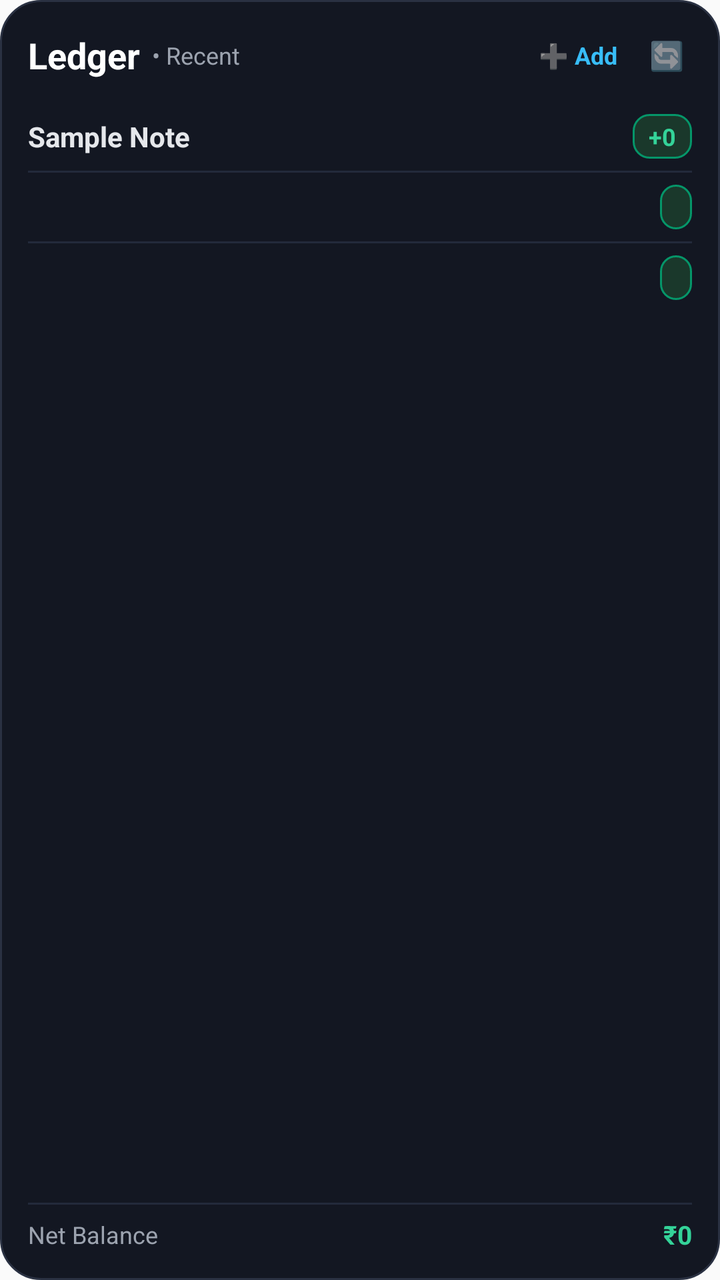
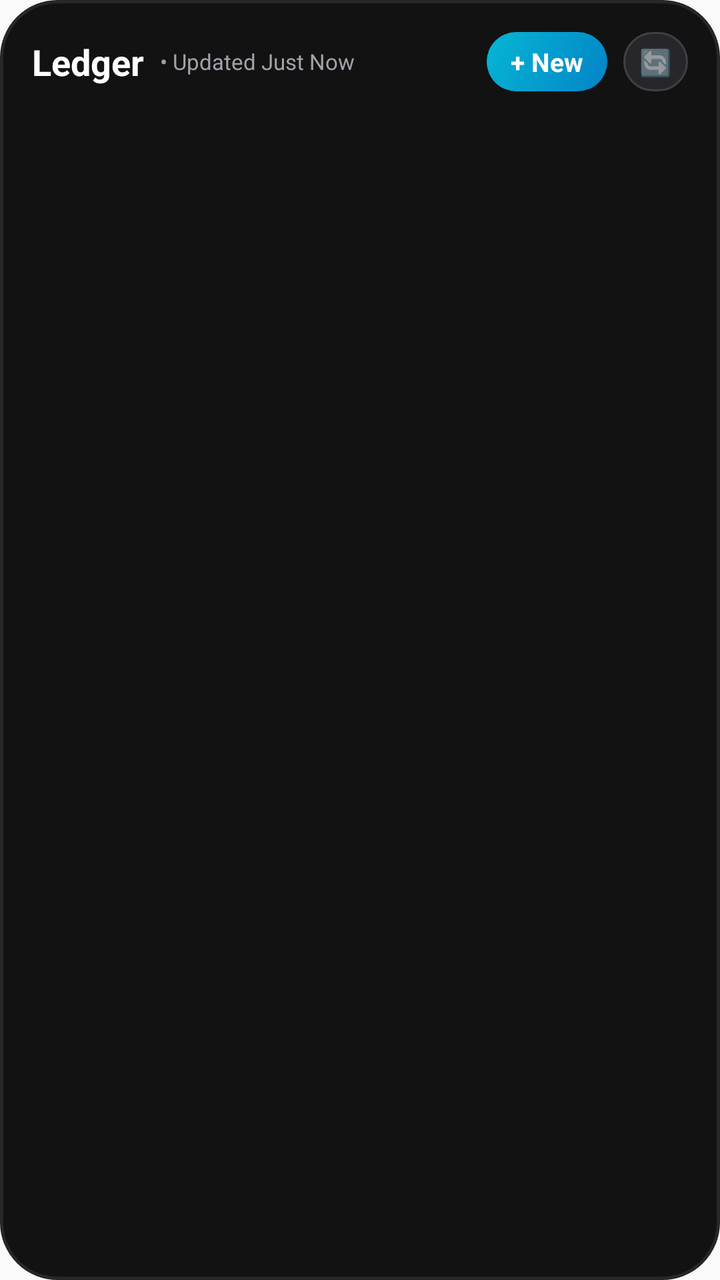

Two renders of the same Android screen: before a commit and after it. Below are the layout's source before the change and the commit's diff.
<!-- AndroidManifest.xml: application theme AppTheme -->
<!-- res/layout/ledger_widget.xml -->
<?xml version="1.0" encoding="utf-8"?>
<LinearLayout xmlns:android="http://schemas.android.com/apk/res/android"
    android:id="@+id/widget_container"
    android:layout_width="match_parent"
    android:layout_height="match_parent"
    android:orientation="vertical"
    android:background="@drawable/widget_background_dark"
    android:padding="14dp">

    
    <LinearLayout
        android:layout_width="match_parent"
        android:layout_height="wrap_content"
        android:orientation="horizontal"
        android:gravity="center_vertical"
        android:layout_marginBottom="10dp">

        <TextView
            android:id="@+id/widget_title"
            android:layout_width="wrap_content"
            android:layout_height="wrap_content"
            android:text="Ledger"
            android:textColor="#FFFFFF"
            android:textSize="18sp"
            android:textStyle="bold" />

        <TextView
            android:id="@+id/widget_subtitle"
            android:layout_width="0dp"
            android:layout_height="wrap_content"
            android:layout_weight="1"
            android:layout_marginStart="6dp"
            android:text="• Recent"
            android:textColor="#9CA3AF"
            android:textSize="12sp" />

        <TextView
            android:id="@+id/widget_add_btn"
            android:layout_width="wrap_content"
            android:layout_height="wrap_content"
            android:text="➕ Add"
            android:textColor="#38BDF8"
            android:textSize="12sp"
            android:textStyle="bold"
            android:paddingHorizontal="8dp"
            android:paddingVertical="4dp"
            android:layout_marginEnd="4dp" />

        <TextView
            android:id="@+id/widget_refresh_btn"
            android:layout_width="wrap_content"
            android:layout_height="wrap_content"
            android:text="🔄"
            android:textSize="14sp"
            android:padding="4dp" />
    </LinearLayout>

    
    <LinearLayout
        android:id="@+id/widget_empty_view"
        android:layout_width="match_parent"
        android:layout_height="0dp"
        android:layout_weight="1"
        android:orientation="vertical"
        android:gravity="center"
        android:visibility="gone">

        <TextView
            android:layout_width="wrap_content"
            android:layout_height="wrap_content"
            android:text="📝"
            android:textSize="26sp" />

        <TextView
            android:id="@+id/widget_empty_title"
            android:layout_width="wrap_content"
            android:layout_height="wrap_content"
            android:text="No notes available"
            android:textColor="#9CA3AF"
            android:textSize="13sp"
            android:textStyle="bold"
            android:layout_marginTop="4dp" />

        <TextView
            android:id="@+id/widget_empty_subtitle"
            android:layout_width="wrap_content"
            android:layout_height="wrap_content"
            android:text="Tap ➕ Add to create a note"
            android:textColor="#6B7280"
            android:textSize="11sp"
            android:layout_marginTop="2dp" />
    </LinearLayout>

    
    <LinearLayout
        android:id="@+id/widget_notes_list_container"
        android:layout_width="match_parent"
        android:layout_height="0dp"
        android:layout_weight="1"
        android:orientation="vertical">

        
        <LinearLayout
            android:id="@+id/note1_container"
            android:layout_width="match_parent"
            android:layout_height="wrap_content"
            android:orientation="horizontal"
            android:gravity="center_vertical"
            android:paddingVertical="6dp">

            <TextView
                android:id="@+id/note1_title"
                android:layout_width="0dp"
                android:layout_height="wrap_content"
                android:layout_weight="1"
                android:text="Sample Note"
                android:textColor="#E5E7EB"
                android:textSize="14sp"
                android:textStyle="bold"
                android:maxLines="1"
                android:ellipsize="end" />

            <TextView
                android:id="@+id/note1_total"
                android:layout_width="wrap_content"
                android:layout_height="wrap_content"
                android:text="+0"
                android:textColor="#34D399"
                android:textSize="12sp"
                android:textStyle="bold"
                android:background="@drawable/widget_badge_green"
                android:paddingHorizontal="8dp"
                android:paddingVertical="3dp" />
        </LinearLayout>

        <View
            android:id="@+id/sep1"
            android:layout_width="match_parent"
            android:layout_height="1dp"
            android:background="#232A3B" />

        
        <LinearLayout
            android:id="@+id/note2_container"
            android:layout_width="match_parent"
            android:layout_height="wrap_content"
            android:orientation="horizontal"
            android:gravity="center_vertical"
            android:paddingVertical="6dp">

            <TextView
                android:id="@+id/note2_title"
                android:layout_width="0dp"
                android:layout_height="wrap_content"
                android:layout_weight="1"
                android:text=""
                android:textColor="#E5E7EB"
                android:textSize="14sp"
                android:textStyle="bold"
                android:maxLines="1"
                android:ellipsize="end" />

            <TextView
                android:id="@+id/note2_total"
                android:layout_width="wrap_content"
                android:layout_height="wrap_content"
                android:text=""
                android:textColor="#34D399"
                android:textSize="12sp"
                android:textStyle="bold"
                android:background="@drawable/widget_badge_green"
                android:paddingHorizontal="8dp"
                android:paddingVertical="3dp" />
        </LinearLayout>

        <View
            android:id="@+id/sep2"
            android:layout_width="match_parent"
            android:layout_height="1dp"
            android:background="#232A3B" />

        
        <LinearLayout
            android:id="@+id/note3_container"
            android:layout_width="match_parent"
            android:layout_height="wrap_content"
            android:orientation="horizontal"
            android:gravity="center_vertical"
            android:paddingVertical="6dp">

            <TextView
                android:id="@+id/note3_title"
                android:layout_width="0dp"
                android:layout_height="wrap_content"
                android:layout_weight="1"
                android:text=""
                android:textColor="#E5E7EB"
                android:textSize="14sp"
                android:textStyle="bold"
                android:maxLines="1"
                android:ellipsize="end" />

            <TextView
                android:id="@+id/note3_total"
                android:layout_width="wrap_content"
                android:layout_height="wrap_content"
                android:text=""
                android:textColor="#34D399"
                android:textSize="12sp"
                android:textStyle="bold"
                android:background="@drawable/widget_badge_green"
                android:paddingHorizontal="8dp"
                android:paddingVertical="3dp" />
        </LinearLayout>
    </LinearLayout>

    
    <View
        android:id="@+id/sep_footer"
        android:layout_width="match_parent"
        android:layout_height="1dp"
        android:background="#232A3B"
        android:layout_marginTop="4dp"
        android:layout_marginBottom="6dp" />

    <LinearLayout
        android:id="@+id/widget_footer"
        android:layout_width="match_parent"
        android:layout_height="wrap_content"
        android:orientation="horizontal"
        android:gravity="center_vertical">

        <TextView
            android:id="@+id/widget_footer_label"
            android:layout_width="0dp"
            android:layout_height="wrap_content"
            android:layout_weight="1"
            android:text="Net Balance"
            android:textColor="#9CA3AF"
            android:textSize="12sp" />

        <TextView
            android:id="@+id/widget_footer_total"
            android:layout_width="wrap_content"
            android:layout_height="wrap_content"
            android:text="₹0"
            android:textColor="#34D399"
            android:textSize="13sp"
            android:textStyle="bold" />
    </LinearLayout>

</LinearLayout>
<!-- resources referenced by this layout -->
<resources>
  <!-- drawable widget_background_dark (drawable) -->
  <?xml version="1.0" encoding="utf-8"?>
  <shape xmlns:android="http://schemas.android.com/apk/res/android"
      android:shape="rectangle">
      <solid android:color="#131722" />
      <corners android:radius="20dp" />
      <stroke
          android:width="1dp"
          android:color="#2A3142" />
  </shape>
  <!-- drawable widget_badge_green (drawable) -->
  <?xml version="1.0" encoding="utf-8"?>
  <shape xmlns:android="http://schemas.android.com/apk/res/android"
      android:shape="rectangle">
      <solid android:color="#1A382B" />
      <corners android:radius="8dp" />
      <stroke
          android:width="1dp"
          android:color="#059669" />
  </shape>
  <style name="AppTheme" parent="Theme.AppCompat.DayNight.NoActionBar">
          
          <item name="android:editTextBackground">@drawable/rn_edit_text_material</item>
      </style>
  <!-- drawable rn_edit_text_material (drawable) -->
  <?xml version="1.0" encoding="utf-8"?>
  <inset xmlns:android="http://schemas.android.com/apk/res/android"
         android:insetLeft="@dimen/abc_edit_text_inset_horizontal_material"
         android:insetRight="@dimen/abc_edit_text_inset_horizontal_material"
         android:insetTop="@dimen/abc_edit_text_inset_top_material"
         android:insetBottom="@dimen/abc_edit_text_inset_bottom_material"
         >
  
      <selector>
          
          <item android:state_enabled="false" android:drawable="@drawable/abc_textfield_default_mtrl_alpha"/>
          <item android:drawable="@drawable/abc_textfield_activated_mtrl_alpha"/>
      </selector>
  
  </inset>
</resources>

<!-- the commit's change to res/layout/ledger_widget.xml (unified diff, before → after) -->
@@ -1,252 +1,115 @@
 <?xml version="1.0" encoding="utf-8"?>
-<LinearLayout xmlns:android="http://schemas.android.com/apk/res/android"
+<FrameLayout xmlns:android="http://schemas.android.com/apk/res/android"
     android:id="@+id/widget_container"
     android:layout_width="match_parent"
-    android:layout_height="match_parent"
-    android:orientation="vertical"
-    android:background="@drawable/widget_background_dark"
-    android:padding="14dp">
+    android:layout_height="match_parent">
 
     
+    <ImageView
+        android:id="@+id/widget_bg_image"
+        android:layout_width="match_parent"
+        android:layout_height="match_parent"
+        android:scaleType="fitXY"
+        android:src="@drawable/widget_background_dark" />
+
     <LinearLayout
         android:layout_width="match_parent"
-        android:layout_height="wrap_content"
-        android:orientation="horizontal"
-        android:gravity="center_vertical"
-        android:layout_marginBottom="10dp">
-
-        <TextView
-            android:id="@+id/widget_title"
-            android:layout_width="wrap_content"
-            android:layout_height="wrap_content"
-            android:text="Ledger"
-            android:textColor="#FFFFFF"
-            android:textSize="18sp"
-            android:textStyle="bold" />
-
-        <TextView
-            android:id="@+id/widget_subtitle"
-            android:layout_width="0dp"
-            android:layout_height="wrap_content"
-            android:layout_weight="1"
-            android:layout_marginStart="6dp"
-            android:text="• Recent"
-            android:textColor="#9CA3AF"
-            android:textSize="12sp" />
-
-        <TextView
-            android:id="@+id/widget_add_btn"
-            android:layout_width="wrap_content"
-            android:layout_height="wrap_content"
-            android:text="➕ Add"
-            android:textColor="#38BDF8"
-            android:textSize="12sp"
-            android:textStyle="bold"
-            android:paddingHorizontal="8dp"
-            android:paddingVertical="4dp"
-            android:layout_marginEnd="4dp" />
-
-        <TextView
-            android:id="@+id/widget_refresh_btn"
-            android:layout_width="wrap_content"
-            android:layout_height="wrap_content"
-            android:text="🔄"
-            android:textSize="14sp"
-            android:padding="4dp" />
-    </LinearLayout>
-
-    
-    <LinearLayout
-        android:id="@+id/widget_empty_view"
-        android:layout_width="match_parent"
-        android:layout_height="0dp"
-        android:layout_weight="1"
+        android:layout_height="match_parent"
         android:orientation="vertical"
-        android:gravity="center"
-        android:visibility="gone">
-
-        <TextView
-            android:layout_width="wrap_content"
-            android:layout_height="wrap_content"
-            android:text="📝"
-            android:textSize="26sp" />
-
-        <TextView
-            android:id="@+id/widget_empty_title"
-            android:layout_width="wrap_content"
-            android:layout_height="wrap_content"
-            android:text="No notes available"
-            android:textColor="#9CA3AF"
-            android:textSize="13sp"
-            android:textStyle="bold"
-            android:layout_marginTop="4dp" />
-
-        <TextView
-            android:id="@+id/widget_empty_subtitle"
-            android:layout_width="wrap_content"
-            android:layout_height="wrap_content"
-            android:text="Tap ➕ Add to create a note"
-            android:textColor="#6B7280"
-            android:textSize="11sp"
-            android:layout_marginTop="2dp" />
-    </LinearLayout>
-
-    
-    <LinearLayout
-        android:id="@+id/widget_notes_list_container"
-        android:layout_width="match_parent"
-        android:layout_height="0dp"
-        android:layout_weight="1"
-        android:orientation="vertical">
+        android:padding="16dp">
 
         
         <LinearLayout
-            android:id="@+id/note1_container"
             android:layout_width="match_parent"
             android:layout_height="wrap_content"
             android:orientation="horizontal"
             android:gravity="center_vertical"
-            android:paddingVertical="6dp">
+            android:layout_marginBottom="12dp">
 
             <TextView
-                android:id="@+id/note1_title"
+                android:id="@+id/widget_title"
+                android:layout_width="wrap_content"
+                android:layout_height="wrap_content"
+                android:text="Ledger"
+                android:textColor="#FFFFFF"
+                android:textSize="18sp"
+                android:textStyle="bold" />
+
+            <TextView
+                android:id="@+id/widget_last_updated"
                 android:layout_width="0dp"
                 android:layout_height="wrap_content"
                 android:layout_weight="1"
-                android:text="Sample Note"
-                android:textColor="#E5E7EB"
-                android:textSize="14sp"
-                android:textStyle="bold"
+                android:layout_marginStart="8dp"
+                android:text="• Updated Just Now"
+                android:textColor="#A1A1AA"
+                android:textSize="11sp"
                 android:maxLines="1"
                 android:ellipsize="end" />
 
+            
             <TextView
-                android:id="@+id/note1_total"
+                android:id="@+id/widget_add_btn"
                 android:layout_width="wrap_content"
                 android:layout_height="wrap_content"
-                android:text="+0"
-                android:textColor="#34D399"
-                android:textSize="12sp"
+                android:text="+ New"
+                android:textColor="#FFFFFF"
+                android:textSize="13sp"
                 android:textStyle="bold"
-                android:background="@drawable/widget_badge_green"
+                android:background="@drawable/widget_add_btn_bg"
+                android:paddingHorizontal="12dp"
+                android:paddingVertical="6dp"
+                android:layout_marginEnd="8dp" />
+
+            
+            <TextView
+                android:id="@+id/widget_refresh_btn"
+                android:layout_width="wrap_content"
+                android:layout_height="wrap_content"
+                android:text="🔄"
+                android:textSize="13sp"
+                android:background="@drawable/widget_icon_btn_bg"
                 android:paddingHorizontal="8dp"
-                android:paddingVertical="3dp" />
+                android:paddingVertical="6dp" />
         </LinearLayout>
-
-        <View
-            android:id="@+id/sep1"
-            android:layout_width="match_parent"
-            android:layout_height="1dp"
-            android:background="#232A3B" />
 
         
         <LinearLayout
-            android:id="@+id/note2_container"
+            android:id="@+id/widget_empty_view"
             android:layout_width="match_parent"
-            android:layout_height="wrap_content"
-            android:orientation="horizontal"
-            android:gravity="center_vertical"
-            android:paddingVertical="6dp">
+            android:layout_height="0dp"
+            android:layout_weight="1"
+            android:orientation="vertical"
+            android:gravity="center"
+            android:visibility="gone">
 
             <TextView
-                android:id="@+id/note2_title"
-                android:layout_width="0dp"
+                android:layout_width="wrap_content"
                 android:layout_height="wrap_content"
-                android:layout_weight="1"
-                android:text=""
-                android:textColor="#E5E7EB"
+                android:text="📝"
+                android:textSize="36sp" />
+
+            <TextView
+                android:id="@+id/widget_empty_title"
+                android:layout_width="wrap_content"
+                android:layout_height="wrap_content"
+                android:text="No recent transactions"
+                android:textColor="#A1A1AA"
                 android:textSize="14sp"
                 android:textStyle="bold"
-                android:maxLines="1"
-                android:ellipsize="end" />
-
-            <TextView
-                android:id="@+id/note2_total"
-                android:layout_width="wrap_content"
-                android:layout_height="wrap_content"
-                android:text=""
-                android:textColor="#34D399"
-                android:textSize="12sp"
-                android:textStyle="bold"
-                android:background="@drawable/widget_badge_green"
-                android:paddingHorizontal="8dp"
-                android:paddingVertical="3dp" />
+                android:layout_marginTop="6dp" />
         </LinearLayout>
 
-        <View
-            android:id="@+id/sep2"
+        
+        <ListView
+            android:id="@+id/widget_list_view"
             android:layout_width="match_parent"
-            android:layout_height="1dp"
-            android:background="#232A3B" />
+            android:layout_height="0dp"
+            android:layout_weight="1"
+            android:divider="@null"
+            android:dividerHeight="6dp"
+            android:scrollbars="none" />
 
-        
-        <LinearLayout
-            android:id="@+id/note3_container"
-            android:layout_width="match_parent"
-            android:layout_height="wrap_content"
-            android:orientation="horizontal"
-            android:gravity="center_vertical"
-            android:paddingVertical="6dp">
-
-            <TextView
-                android:id="@+id/note3_title"
-                android:layout_width="0dp"
-                android:layout_height="wrap_content"
-                android:layout_weight="1"
-                android:text=""
-                android:textColor="#E5E7EB"
-                android:textSize="14sp"
-                android:textStyle="bold"
-                android:maxLines="1"
-                android:ellipsize="end" />
-
-            <TextView
-                android:id="@+id/note3_total"
-                android:layout_width="wrap_content"
-                android:layout_height="wrap_content"
-                android:text=""
-                android:textColor="#34D399"
-                android:textSize="12sp"
-                android:textStyle="bold"
-                android:background="@drawable/widget_badge_green"
-                android:paddingHorizontal="8dp"
-                android:paddingVertical="3dp" />
-        </LinearLayout>
     </LinearLayout>
 
-    
-    <View
-        android:id="@+id/sep_footer"
-        android:layout_width="match_parent"
-        android:layout_height="1dp"
-        android:background="#232A3B"
-        android:layout_marginTop="4dp"
-        android:layout_marginBottom="6dp" />
-
-    <LinearLayout
-        android:id="@+id/widget_footer"
-        android:layout_width="match_parent"
-        android:layout_height="wrap_content"
-        android:orientation="horizontal"
-        android:gravity="center_vertical">
-
-        <TextView
-            android:id="@+id/widget_footer_label"
-            android:layout_width="0dp"
-            android:layout_height="wrap_content"
-            android:layout_weight="1"
-            android:text="Net Balance"
-            android:textColor="#9CA3AF"
-            android:textSize="12sp" />
-
-        <TextView
-            android:id="@+id/widget_footer_total"
-            android:layout_width="wrap_content"
-            android:layout_height="wrap_content"
-            android:text="₹0"
-            android:textColor="#34D399"
-            android:textSize="13sp"
-            android:textStyle="bold" />
-    </LinearLayout>
-
-</LinearLayout>
+</FrameLayout>
<!-- resource entries referenced after the edit -->
@@ -1,24 +1,34 @@
 <!-- resources referenced by this layout -->
 <resources>
+  <!-- drawable widget_add_btn_bg (drawable) -->
+  <?xml version="1.0" encoding="utf-8"?>
+  <shape xmlns:android="http://schemas.android.com/apk/res/android"
+      android:shape="rectangle">
+      <gradient
+          android:angle="135"
+          android:startColor="#0284C7"
+          android:endColor="#06B6D4" />
+      <corners android:radius="16dp" />
+  </shape>
   <!-- drawable widget_background_dark (drawable) -->
   <?xml version="1.0" encoding="utf-8"?>
   <shape xmlns:android="http://schemas.android.com/apk/res/android"
       android:shape="rectangle">
-      <solid android:color="#131722" />
-      <corners android:radius="20dp" />
+      <solid android:color="#121212" />
+      <corners android:radius="28dp" />
       <stroke
-          android:width="1dp"
-          android:color="#2A3142" />
+          android:width="1.5dp"
+          android:color="#27272A" />
   </shape>
-  <!-- drawable widget_badge_green (drawable) -->
+  <!-- drawable widget_icon_btn_bg (drawable) -->
   <?xml version="1.0" encoding="utf-8"?>
   <shape xmlns:android="http://schemas.android.com/apk/res/android"
       android:shape="rectangle">
-      <solid android:color="#1A382B" />
-      <corners android:radius="8dp" />
+      <solid android:color="#27272A" />
+      <corners android:radius="16dp" />
       <stroke
           android:width="1dp"
-          android:color="#059669" />
+          android:color="#3F3F46" />
   </shape>
   <style name="AppTheme" parent="Theme.AppCompat.DayNight.NoActionBar">
           
